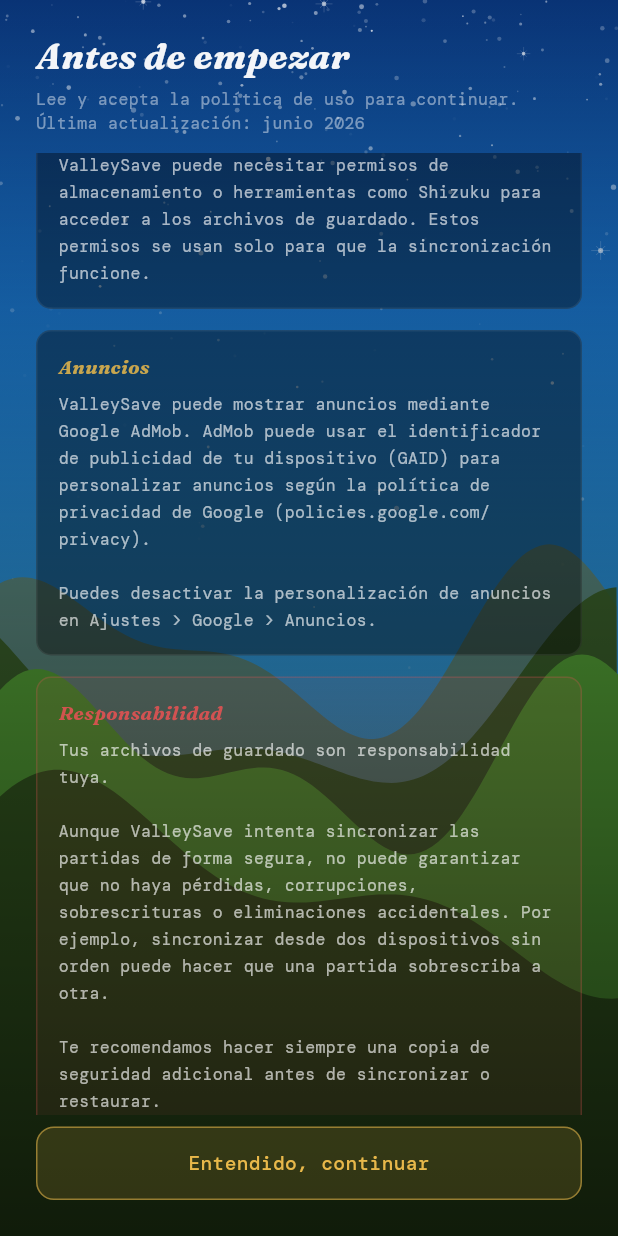
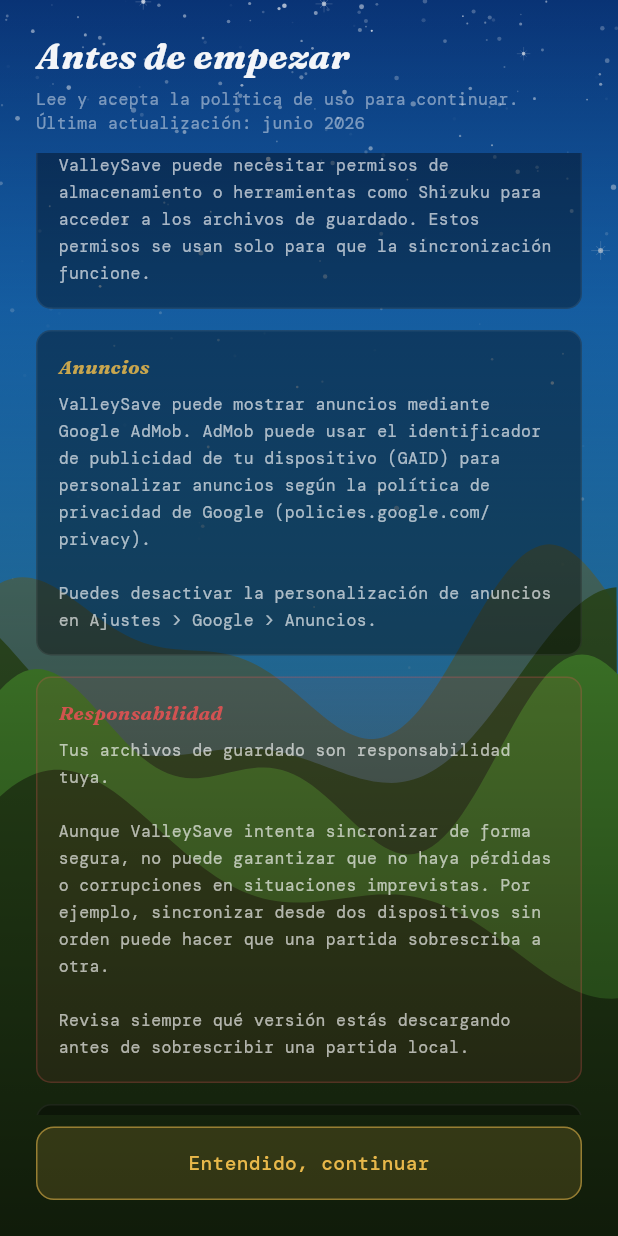
Before and after one commit to hirieo/valleysave-app, a Flutter app: the screen it shows after launch, scrolled down 576 dp, on a phone screen of 412 x 824 dp. Run offline on Flutter 3.47's test engine with Material 3 defaults, Android fonts, the phone set to English and light mode, and no system bars; our stand-ins replace flutter_dotenv, flutter_secure_storage, flutter_svg, geolocator, google_fonts, google_sign_in and 2 more; missing offline and left inert: android_intent_plus, extension_google_sign_in_as_googleapis_auth, googleapis, shizuku_api.

Commit message:
fix(privacy): rewrite responsabilidad section — no more "make backups"
Removed contradictory advice to make backups before using ValleySave.
Now focuses on the real risk: syncing from two devices without checking
which version is being overwritten.

Co-Authored-By: Claude Sonnet 4.6 <noreply@anthropic.com>

```diff
--- a/lib/features/onboarding/privacy_screen.dart
+++ b/lib/features/onboarding/privacy_screen.dart
@@ -111,7 +111,7 @@ class PrivacyScreen extends StatelessWidget {
                               ),
                               _section(
                                 'Responsabilidad',
-                                'Tus archivos de guardado son responsabilidad tuya.\n\nAunque ValleySave intenta sincronizar las partidas de forma segura, no puede garantizar que no haya pérdidas, corrupciones, sobrescrituras o eliminaciones accidentales. Por ejemplo, sincronizar desde dos dispositivos sin orden puede hacer que una partida sobrescriba a otra.\n\nTe recomendamos hacer siempre una copia de seguridad adicional antes de sincronizar o restaurar.',
+                                'Tus archivos de guardado son responsabilidad tuya.\n\nAunque ValleySave intenta sincronizar de forma segura, no puede garantizar que no haya pérdidas o corrupciones en situaciones imprevistas. Por ejemplo, sincronizar desde dos dispositivos sin orden puede hacer que una partida sobrescriba a otra.\n\nRevisa siempre qué versión estás descargando antes de sobrescribir una partida local.',
                                 highlight: true,
                               ),
                               _section(
```
